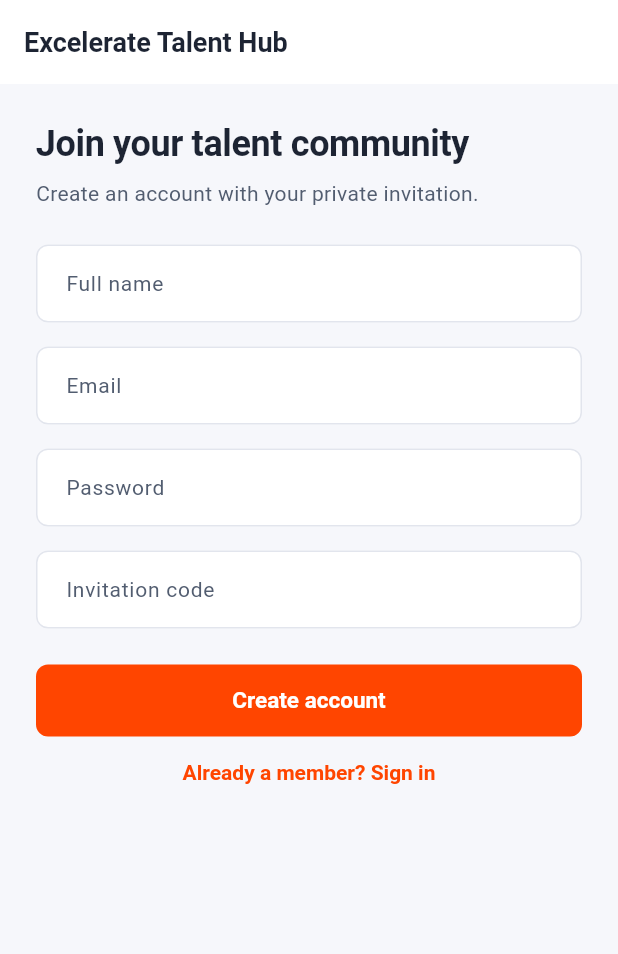
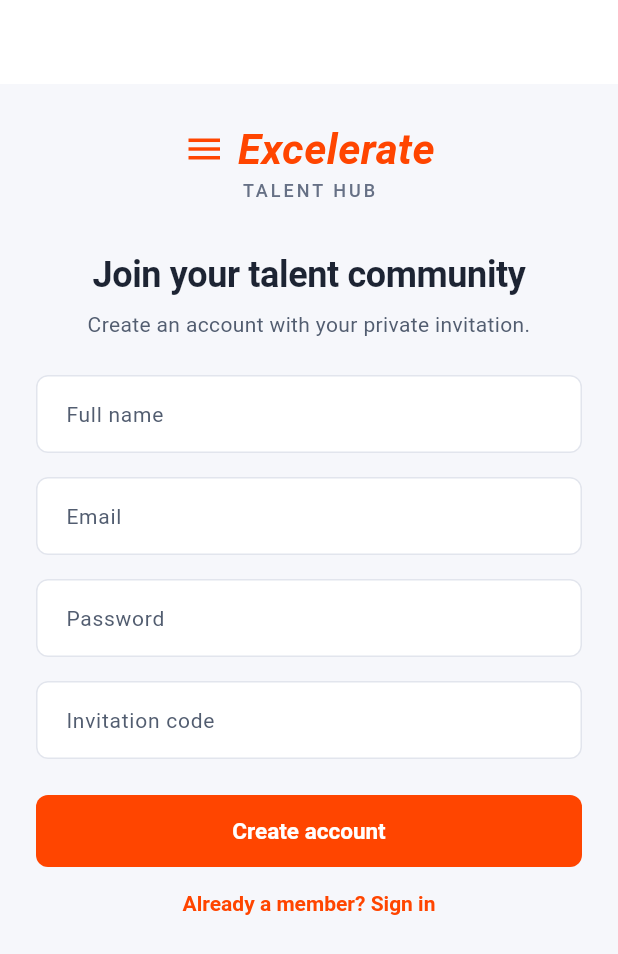
Before and after one commit to Ruby160612/excelerate-engagement-app, a Flutter app: the screen it shows after launch, after a tap on "LOGIN", after a tap on "Sign Up", on a phone screen of 412 x 824 dp. Shown: the top 954 px of the screen. Run offline on Flutter 3.47's test engine with Material 3 defaults, Android fonts, the phone set to English and light mode, and no system bars; our stand-ins replace file_picker, firebase_core, flutter_svg, shared_preferences; accounts and stored records are empty.

Commit message:
Unify logo and heading styles across Login, Sign Up and Home

```diff
--- a/lib/views/auth/login.dart
+++ b/lib/views/auth/login.dart
@@ -3,6 +3,8 @@ import 'package:provider/provider.dart';
 
 import '../../services/auth_service.dart';
 import '../../utils/constants.dart';
+import '../../utils/themes.dart';
+import '../../widgets/brand_logo.dart';
 
 class LoginView extends StatefulWidget {
   const LoginView({super.key});
@@ -62,7 +64,7 @@ class _LoginViewState extends State<LoginView> {
 
   @override
   Widget build(BuildContext context) {
-    const Color brandOrange = Color(0xFFFF4500);
+    const Color brandOrange = AppColors.primary;
 
     return Scaffold(
       backgroundColor: Colors.white,
@@ -84,47 +86,12 @@ class _LoginViewState extends State<LoginView> {
                   crossAxisAlignment: CrossAxisAlignment.start,
                   children: [
                     const SizedBox(height: 20),
+                    const Center(child: BrandLogo(showTagline: true)),
+                    const SizedBox(height: 40),
                     Center(
-                      child: Column(
-                        children: [
-                          Row(
-                            mainAxisAlignment: MainAxisAlignment.center,
-                            children: [
-                              const Icon(Icons.menu,
-                                  color: brandOrange, size: 28),
-                              const SizedBox(width: 8),
-                              Text(
-                                'Excelerate',
-                                style: TextStyle(
-                                  fontSize: 28,
-                                  fontWeight: FontWeight.bold,
-                                  color: brandOrange,
-                                  fontStyle: FontStyle.italic,
-                                ),
-                              ),
-                            ],
-                          ),
-                          const Text(
-                            'TALENT HUB',
-                            style: TextStyle(
-                              fontSize: 12,
-                              letterSpacing: 2,
-                              color: Colors.grey,
-                              fontWeight: FontWeight.w500,
-                            ),
-                          ),
-                        ],
-                      ),
-                    ),
-                    const SizedBox(height: 40),
-                    const Center(
                       child: Text(
                         'Welcome Back!',
-                        style: TextStyle(
-                          fontSize: 28,
-                          fontWeight: FontWeight.bold,
-                          color: Colors.black,
-                        ),
+                        style: Theme.of(context).textTheme.headlineMedium,
                       ),
                     ),
                     const SizedBox(height: 8),
--- a/lib/widgets/auth_form.dart
+++ b/lib/widgets/auth_form.dart
@@ -1,8 +1,10 @@
 import 'package:flutter/material.dart';
 import 'package:provider/provider.dart';
 import '../services/auth_service.dart';
+import '../state/submission_controller.dart';
 import '../utils/constants.dart';
 import 'app_button.dart';
+import 'brand_logo.dart';
 import 'page_layout.dart';
 
 class AuthForm extends StatefulWidget {
@@ -18,11 +20,34 @@ class _AuthFormState extends State<AuthForm> {
   final _email = TextEditingController();
   final _password = TextEditingController();
   final _invitation = TextEditingController();
-  bool _busy = false;
+
+  // Form values and the submit status (idle -> submitting -> success/error)
+  // live in one controller; the screen only reads from it.
+  late final SubmissionController _form = SubmissionController(
+    initialValues: const {
+      'name': '',
+      'email': '',
+      'password': '',
+      'invitation': '',
+    },
+  );
+  bool get _busy => _form.isSubmitting;
   String? _error;
 
   @override
+  void initState() {
+    super.initState();
+    _name.addListener(() => _form.setValue('name', _name.text));
+    _email.addListener(() => _form.setValue('email', _email.text));
+    _password.addListener(() => _form.setValue('password', _password.text));
+    _invitation
+        .addListener(() => _form.setValue('invitation', _invitation.text));
+    _form.addListener(() => setState(() {}));
+  }
+
+  @override
   void dispose() {
+    _form.dispose();
     _name.dispose();
     _email.dispose();
     _password.dispose();
@@ -32,51 +57,53 @@ class _AuthFormState extends State<AuthForm> {
 
   Future<void> _submit() async {
     if (!_formKey.currentState!.validate()) return;
-    setState(() {
-      _busy = true;
-      _error = null;
-    });
-    try {
+    setState(() => _error = null);
+    // The controller blocks repeat taps while the request is running.
+    final ok = await _form.submit((values) async {
       final auth = context.read<AuthService>();
       if (widget.signup) {
-        await auth.signup(
-            _name.text, _email.text, _password.text, _invitation.text);
+        await auth.signup(values['name']!, values['email']!,
+            values['password']!, values['invitation']!);
       } else {
-        await auth.login(_email.text, _password.text);
+        await auth.login(values['email']!, values['password']!);
       }
-      if (mounted) {
-        Navigator.pushNamedAndRemoveUntil(
-            context, AppRoutes.home, (_) => false);
-      }
-    } catch (_) {
-      if (mounted) {
-        setState(() => _error = widget.signup
-            ? 'Unable to create your account. Check your details and invitation.'
-            : 'Unable to sign in. Check your credentials and connection.');
-      }
-    } finally {
-      if (mounted) setState(() => _busy = false);
+    });
+    if (!mounted) return;
+    if (ok) {
+      Navigator.pushNamedAndRemoveUntil(context, AppRoutes.home, (_) => false);
+    } else if (_form.message != null) {
+      setState(() => _error = widget.signup
+          ? 'Unable to create your account. Check your details and invitation.'
+          : 'Unable to sign in. Check your credentials and connection.');
+      // Back to idle so a retry starts clean (typed values are kept).
+      _form.reset(keepValues: true);
     }
   }
 
   @override
   Widget build(BuildContext context) => PageLayout(
         title: AppConstants.name,
+        appBarTitle: const SizedBox.shrink(),
         child: AutofillGroup(
             child: Form(
                 key: _formKey,
                 child: Column(
                   crossAxisAlignment: CrossAxisAlignment.stretch,
                   children: [
+                    const Center(child: BrandLogo(showTagline: true)),
+                    const SizedBox(height: 32),
                     Text(
                         widget.signup
                             ? 'Join your talent community'
                             : 'Welcome back',
+                        textAlign: TextAlign.center,
                         style: Theme.of(context).textTheme.headlineMedium),
                     const SizedBox(height: 8),
-                    Text(widget.signup
-                        ? 'Create an account with your private invitation.'
-                        : 'Sign in to continue your development journey.'),
+                    Text(
+                        widget.signup
+                            ? 'Create an account with your private invitation.'
+                            : 'Sign in to continue your development journey.',
+                        textAlign: TextAlign.center),
                     const SizedBox(height: 24),
                     if (widget.signup) ...[
                       TextFormField(
--- /dev/null
+++ b/lib/widgets/brand_logo.dart
@@ -0,0 +1,67 @@
+import 'package:flutter/material.dart';
+
+import '../utils/themes.dart';
+
+/// The Excelerate logo. Every screen uses this one widget so the logo looks
+/// the same everywhere (colour, italic style, optional mark and tagline).
+class BrandLogo extends StatelessWidget {
+  const BrandLogo({
+    super.key,
+    this.showMark = true,
+    this.showTagline = false,
+    this.size = 28,
+  });
+
+  /// Shows the three-line mark to the left of the name.
+  final bool showMark;
+
+  /// Shows "TALENT HUB" under the name.
+  final bool showTagline;
+
+  /// Font size of the name; the mark scales with it.
+  final double size;
+
+  @override
+  Widget build(BuildContext context) {
+    final name = Row(
+      mainAxisSize: MainAxisSize.min,
+      children: [
+        if (showMark) ...[
+          Icon(Icons.menu, color: AppColors.primary, size: size),
+          SizedBox(width: size * 0.3),
+        ],
+        Text(
+          'Excelerate',
+          style: TextStyle(
+            fontSize: size,
+            fontWeight: FontWeight.bold,
+            fontStyle: FontStyle.italic,
+            color: AppColors.primary,
+          ),
+        ),
+      ],
+    );
+    final logo = showTagline
+        ? Column(
+            mainAxisSize: MainAxisSize.min,
+            children: [
+              name,
+              Text(
+                'TALENT HUB',
+                style: Theme.of(context)
+                    .textTheme
+                    .labelMedium
+                    ?.copyWith(letterSpacing: 2),
+              ),
+            ],
+          )
+        : name;
+    // Shrinks the logo instead of overflowing on narrow screens or when the
+    // user enlarges the system text.
+    return FittedBox(
+      fit: BoxFit.scaleDown,
+      alignment: Alignment.centerLeft,
+      child: logo,
+    );
+  }
+}
--- a/lib/widgets/dashboard_layout.dart
+++ b/lib/widgets/dashboard_layout.dart
@@ -2,6 +2,7 @@ import 'package:flutter/material.dart';
 
 import '../utils/constants.dart';
 import 'page_layout.dart';
+import 'brand_logo.dart';
 
 class DashboardAction {
   const DashboardAction({
@@ -65,11 +66,7 @@ class _DashboardLayoutState extends State<DashboardLayout> {
     return PageLayout(
       title: widget.title,
       maxWidth: 1120,
-      appBarTitle: Text('Excelerate',
-          style: TextStyle(
-              color: theme.colorScheme.primary,
-              fontStyle: FontStyle.italic,
-              fontWeight: FontWeight.bold)),
+      appBarTitle: const BrandLogo(showMark: false, size: 22),
       drawer: Drawer(
         child: SafeArea(
           child: ListView(
```
